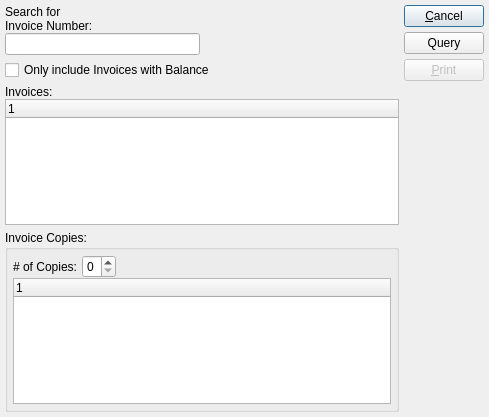
This is xtuple/trunk/guiclient/reprintInvoices.ui in WooodHead/xtuple as Qt 5 draws it before an edit. The edited form follows.
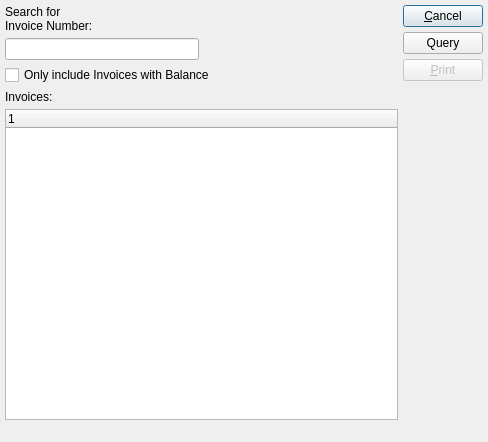
This is the edited form. Custom widgets are drawn as their Qt base class.

Commit message: issue #14285 - create a shared widget to deal with multiple copies and use it almost everywhere we deal with multiple doc copies. build a printMultipleCopy base class that starts to split up the print processing so we can separate the steps more cleanly in the next round of commits. so far this seems close to backward compatible with existing xtbatch and core functionality, but that may change in the next round.

Diff of the .ui file:
```diff
--- a/xtuple/trunk/guiclient/reprintInvoices.ui
+++ b/xtuple/trunk/guiclient/reprintInvoices.ui
@@ -7,13 +7,13 @@
 is available at www.xtuple.com/CPAL.  By using this software, you agree
 to be bound by its terms.</comment>
  <class>reprintInvoices</class>
- <widget class="QDialog" name="reprintInvoices" >
-  <property name="geometry" >
+ <widget class="QDialog" name="reprintInvoices">
+  <property name="geometry">
    <rect>
     <x>0</x>
     <y>0</y>
-    <width>489</width>
-    <height>417</height>
+    <width>488</width>
+    <height>442</height>
    </rect>
   </property>
   <property name="windowTitle" >
@@ -21,14 +21,14 @@
   </property>
   <layout class="QHBoxLayout" name="horizontalLayout" >
    <item>
-    <layout class="QVBoxLayout" name="verticalLayout" >
+    <layout class="QVBoxLayout" name="verticalLayout">
+     <property name="bottomMargin">
+      <number>12</number>
+     </property>
      <item>
       <layout class="QHBoxLayout" >
        <item>
-        <layout class="QVBoxLayout" >
-         <property name="spacing" >
-          <number>0</number>
-         </property>
+        <layout class="QVBoxLayout">
          <item>
           <widget class="QLabel" name="_invoicePatternLit" >
            <property name="text" >
@@ -78,149 +78,73 @@
       </widget>
      </item>
      <item>
-      <layout class="QVBoxLayout" >
-       <property name="spacing" >
-        <number>0</number>
+      <widget class="QLabel" name="_invoicesLit">
+       <property name="text">
+        <string>Invoices:</string>
        </property>
-       <item>
-        <widget class="QLabel" name="_invoicesLit" >
-         <property name="text" >
-          <string>Invoices:</string>
-         </property>
-         <property name="buddy" >
-          <cstring>_invoice</cstring>
-         </property>
-        </widget>
-       </item>
-       <item>
-        <widget class="XTreeWidget" name="_invoice" />
-       </item>
-      </layout>
+       <property name="buddy">
+        <cstring>_invoice</cstring>
+       </property>
+      </widget>
      </item>
      <item>
-      <widget class="QGroupBox" name="_invoiceGroup" >
-       <property name="title" >
+      <widget class="XTreeWidget" name="_invoice">
+       <zorder>_invoicesLit</zorder>
+      </widget>
+     </item>
+     <item>
+      <widget class="XDocCopySetter" name="_invoiceCopies">
+       <property name="labelText">
         <string>Invoice Copies:</string>
        </property>
-       <layout class="QVBoxLayout" >
-        <property name="spacing" >
-         <number>0</number>
-        </property>
-        <property name="margin" >
-         <number>5</number>
-        </property>
-        <item>
-         <layout class="QHBoxLayout" >
-          <property name="spacing" >
-           <number>0</number>
-          </property>
-          <item>
-           <layout class="QHBoxLayout" >
-            <property name="spacing" >
-             <number>5</number>
-            </property>
-            <item>
-             <widget class="QLabel" name="_numOfCopiesLit" >
-              <property name="text" >
-               <string># of Copies:</string>
-              </property>
-              <property name="alignment" >
-               <set>Qt::AlignRight|Qt::AlignTrailing|Qt::AlignVCenter</set>
-              </property>
-              <property name="buddy" >
-               <cstring>_numOfCopies</cstring>
-              </property>
-             </widget>
-            </item>
-            <item>
-             <widget class="QSpinBox" name="_numOfCopies" >
-              <property name="enabled" >
-               <bool>true</bool>
-              </property>
-              <property name="minimum" >
-               <number>0</number>
-              </property>
-              <property name="maximum" >
-               <number>9</number>
-              </property>
-              <property name="value" >
-               <number>0</number>
-              </property>
-             </widget>
-            </item>
-           </layout>
-          </item>
-          <item>
-           <spacer>
-            <property name="orientation" >
-             <enum>Qt::Horizontal</enum>
-            </property>
-            <property name="sizeType" >
-             <enum>QSizePolicy::Expanding</enum>
-            </property>
-            <property name="sizeHint" stdset="0" >
-             <size>
-              <width>16</width>
-              <height>10</height>
-             </size>
-            </property>
-           </spacer>
-          </item>
-         </layout>
-        </item>
-        <item>
-         <widget class="XTreeWidget" name="_watermarks" />
-        </item>
-       </layout>
+       <property name="numCopiesMetric">
+        <string>InvoiceCopies</string>
+       </property>
+       <property name="showPriceMetric">
+        <string>InvoiceShowPrices</string>
+       </property>
+       <property name="watermarkMetric">
+        <string>InvoiceWatermark</string>
+       </property>
       </widget>
      </item>
     </layout>
    </item>
    <item>
-    <layout class="QVBoxLayout" >
-     <property name="spacing" >
-      <number>0</number>
-     </property>
+    <layout class="QVBoxLayout">
      <item>
-      <layout class="QVBoxLayout" >
-       <property name="spacing" >
-        <number>5</number>
+      <widget class="QPushButton" name="_close">
+       <property name="text">
+        <string>&amp;Cancel</string>
        </property>
-       <item>
-        <widget class="QPushButton" name="_close" >
-         <property name="text" >
-          <string>&amp;Cancel</string>
-         </property>
-        </widget>
-       </item>
-       <item>
-        <widget class="QPushButton" name="_query" >
-         <property name="text" >
-          <string>Query</string>
-         </property>
-        </widget>
-       </item>
-       <item>
-        <widget class="QPushButton" name="_print" >
-         <property name="enabled" >
-          <bool>false</bool>
-         </property>
-         <property name="text" >
-          <string>&amp;Print</string>
-         </property>
-        </widget>
-       </item>
-      </layout>
+      </widget>
+     </item>
+     <item>
+      <widget class="QPushButton" name="_query">
+       <property name="text">
+        <string>Query</string>
+       </property>
+      </widget>
+     </item>
+     <item>
+      <widget class="QPushButton" name="_print">
+       <property name="enabled">
+        <bool>false</bool>
+       </property>
+       <property name="text">
+        <string>&amp;Print</string>
+       </property>
+      </widget>
      </item>
      <item>
       <spacer>
-       <property name="orientation" >
+       <property name="orientation">
         <enum>Qt::Vertical</enum>
        </property>
-       <property name="sizeType" >
+       <property name="sizeType">
         <enum>QSizePolicy::Expanding</enum>
        </property>
-       <property name="sizeHint" stdset="0" >
+       <property name="sizeHint" stdset="0">
         <size>
          <width>10</width>
          <height>61</height>
@@ -232,7 +156,7 @@
    </item>
   </layout>
  </widget>
- <layoutdefault spacing="5" margin="5" />
+ <layoutdefault spacing="5" margin="5"/>
  <customwidgets>
   <customwidget>
    <class>DateCluster</class>
@@ -244,6 +168,11 @@
    <extends>QCheckBox</extends>
    <header>xcheckbox.h</header>
   </customwidget>
+  <customwidget>
+   <class>XDocCopySetter</class>
+   <extends>QWidget</extends>
+   <header>xdoccopysetter.h</header>
+  </customwidget>
   <customwidget>
    <class>XTreeWidget</class>
    <extends>QTreeWidget</extends>
```
Left out of the diff: 45 changed lines with no effect on the pictures. The commit also changes 46 other files.
